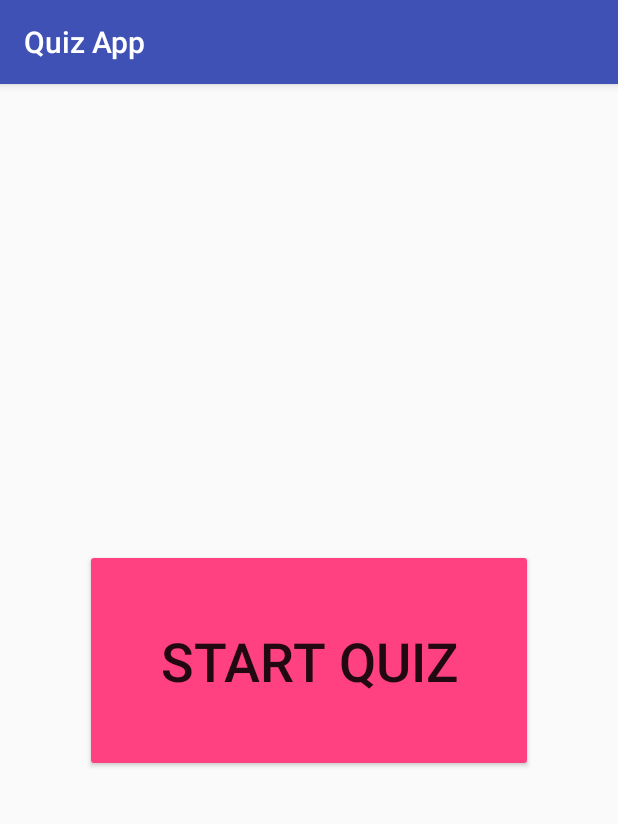
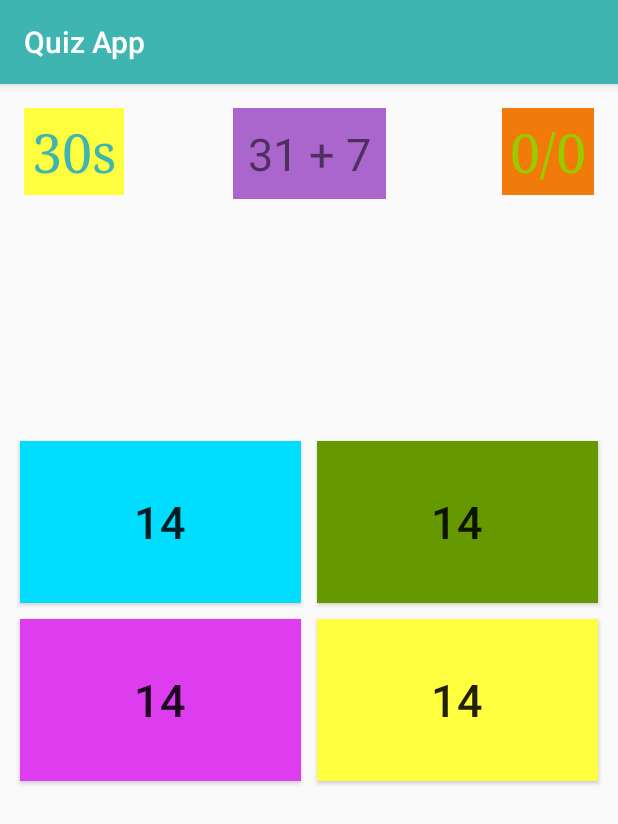
Before and after one commit to ranggasenatama/Quiz-App-Android, an Android app: the screen it shows after launch (MainActivity), on a phone screen of 412 x 824 dp. Shown: the top 824 px of the screen. Run offline under Robolectric (Android 15) with nearby library versions, the phone set to English and light mode, and no system bars.

Commit message:
grid layout

```diff
--- a/app/src/main/res/layout/activity_main.xml
+++ b/app/src/main/res/layout/activity_main.xml
@@ -16,9 +16,133 @@
         android:padding="50dp"
         android:text="Start Quiz"
         android:textSize="36sp"
+        android:visibility="invisible"
         app:layout_constraintBottom_toBottomOf="parent"
         app:layout_constraintEnd_toEndOf="parent"
         app:layout_constraintHorizontal_bias="0.5"
         app:layout_constraintStart_toStartOf="parent"
         app:layout_constraintTop_toTopOf="parent" />
+
+    <TextView
+        android:id="@+id/timerTextView"
+        android:layout_width="wrap_content"
+        android:layout_height="wrap_content"
+        android:layout_marginStart="16dp"
+        android:layout_marginTop="16dp"
+        android:background="@color/colorAccent"
+        android:backgroundTint="@color/colorAccent"
+        android:fontFamily="serif"
+        android:lineSpacingExtra="24sp"
+        android:padding="5dp"
+        android:text="30s"
+        android:textAppearance="@android:style/TextAppearance.Holo.Light.Large"
+        android:textColor="@color/colorPrimary"
+        android:textSize="36sp"
+        android:typeface="sans"
+        app:layout_constraintStart_toStartOf="parent"
+        app:layout_constraintTop_toTopOf="parent" />
+
+    <TextView
+        android:id="@+id/rightFalseTextView"
+        android:layout_width="wrap_content"
+        android:layout_height="wrap_content"
+        android:layout_marginEnd="16dp"
+        android:layout_marginTop="16dp"
+        android:background="?android:attr/colorMultiSelectHighlight"
+        android:fontFamily="serif"
+        android:lineSpacingExtra="14sp"
+        android:padding="5dp"
+        android:text="0/0"
+        android:textAppearance="@style/TextAppearance.AppCompat.Notification.Title.Media"
+        android:textColor="@android:color/holo_green_light"
+        android:textSize="36sp"
+        android:typeface="sans"
+        app:layout_constraintEnd_toEndOf="parent"
+        app:layout_constraintTop_toTopOf="parent" />
+
+    <TextView
+        android:id="@+id/sumTextView"
+        android:layout_width="wrap_content"
+        android:layout_height="wrap_content"
+        android:layout_marginTop="16dp"
+        android:background="@android:color/holo_purple"
+        android:padding="10dp"
+        android:text="31 + 7"
+        android:textSize="30sp"
+        app:layout_constraintEnd_toEndOf="parent"
+        app:layout_constraintHorizontal_bias="0.5"
+        app:layout_constraintStart_toStartOf="parent"
+        app:layout_constraintTop_toTopOf="parent" />
+
+    <GridLayout
+        android:layout_width="0dp"
+        android:layout_height="237dp"
+        android:layout_marginBottom="150dp"
+        android:layout_marginEnd="8dp"
+        android:layout_marginStart="8dp"
+        android:layout_marginTop="8dp"
+        android:columnCount="2"
+        android:rowCount="2"
+        app:layout_constraintBottom_toBottomOf="parent"
+        app:layout_constraintEnd_toEndOf="parent"
+        app:layout_constraintHorizontal_bias="1.0"
+        app:layout_constraintStart_toStartOf="parent"
+        app:layout_constraintTop_toBottomOf="@+id/sumTextView">
+
+        <Button
+            android:id="@+id/button1"
+            android:layout_width="wrap_content"
+            android:layout_height="wrap_content"
+            android:layout_column="0"
+            android:layout_columnWeight="1"
+            android:layout_gravity="fill"
+            android:layout_margin="5dp"
+            android:layout_row="0"
+            android:layout_rowWeight="1"
+            android:background="@android:color/holo_blue_bright"
+            android:text="14"
+            android:textSize="30sp" />
+
+        <Button
+            android:id="@+id/button2"
+            android:layout_width="wrap_content"
+            android:layout_height="wrap_content"
+            android:layout_column="1"
+            android:layout_columnWeight="1"
+            android:layout_gravity="fill"
+            android:layout_margin="5dp"
+            android:layout_row="0"
+            android:layout_rowWeight="1"
+            android:background="@android:color/holo_green_dark"
+            android:text="14"
+            android:textSize="30sp" />
+
+        <Button
+            android:id="@+id/button3"
+            android:layout_width="wrap_content"
+            android:layout_height="wrap_content"
+            android:layout_column="0"
+            android:layout_columnWeight="1"
+            android:layout_gravity="fill"
+            android:layout_margin="5dp"
+            android:layout_row="1"
+            android:layout_rowWeight="1"
+            android:background="@color/colorPrimaryDark"
+            android:text="14"
+            android:textSize="30sp" />
+
+        <Button
+            android:id="@+id/button4"
+            android:layout_width="wrap_content"
+            android:layout_height="wrap_content"
+            android:layout_column="1"
+            android:layout_columnWeight="1"
+            android:layout_gravity="fill"
+            android:layout_margin="5dp"
+            android:layout_row="1"
+            android:layout_rowWeight="1"
+            android:background="@color/colorAccent"
+            android:text="14"
+            android:textSize="30sp" />
+    </GridLayout>
 </android.support.constraint.ConstraintLayout>
--- a/app/src/main/res/values/colors.xml
+++ b/app/src/main/res/values/colors.xml
@@ -1,6 +1,6 @@
 <?xml version="1.0" encoding="utf-8"?>
 <resources>
-    <color name="colorPrimary">#3F51B5</color>
-    <color name="colorPrimaryDark">#303f9f</color>
-    <color name="colorAccent">#FF4081</color>
+    <color name="colorPrimary">#3fb5b1</color>
+    <color name="colorPrimaryDark">#dd3def</color>
+    <color name="colorAccent">#ffff40</color>
 </resources>
```
